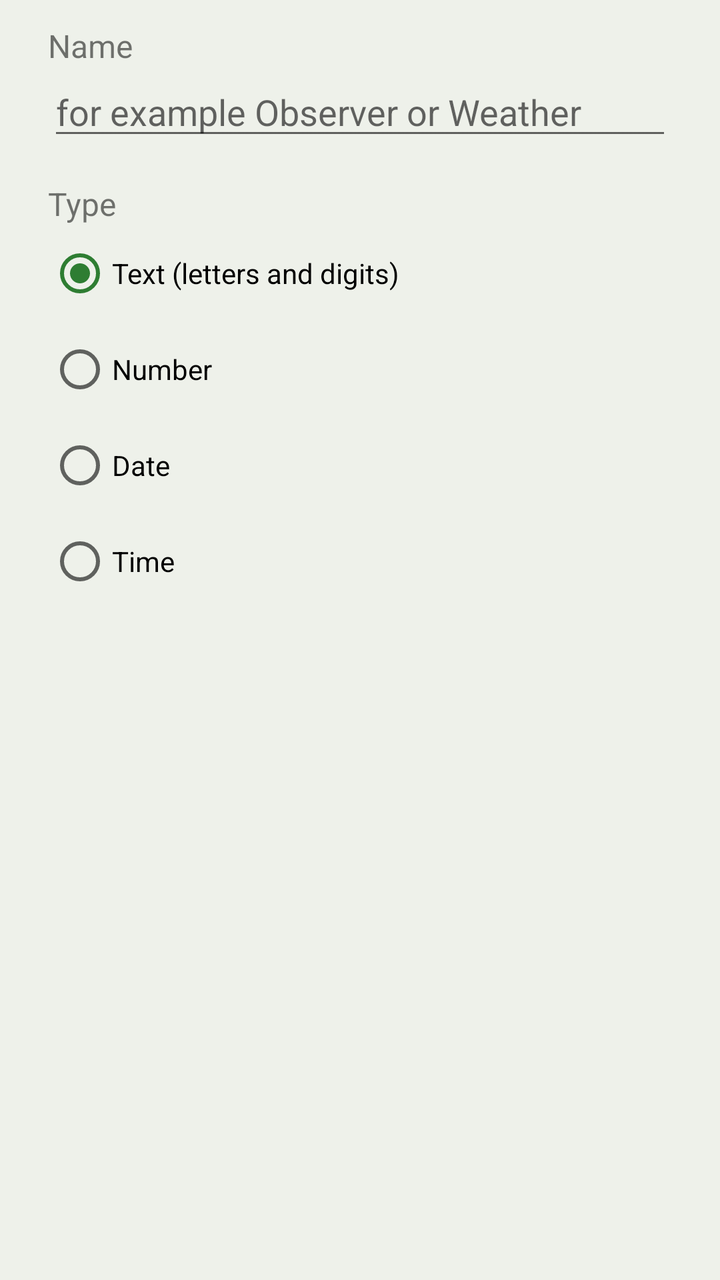
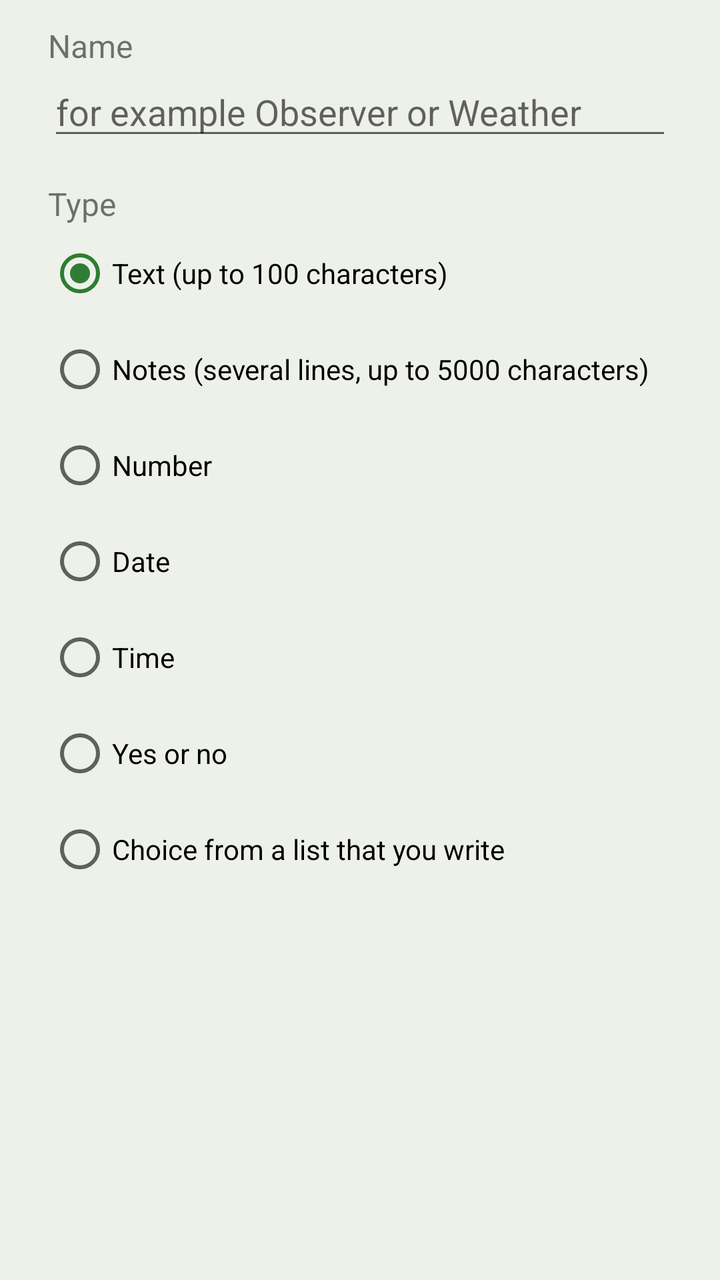

Compare the two renders of this Android layout. The source of the first and the diff that turns it into the second are given below.
<!-- AndroidManifest.xml: application theme AppTheme -->
<!-- res/layout/custom_field_new.xml -->
<?xml version="1.0" encoding="utf-8"?>
<LinearLayout xmlns:android="http://schemas.android.com/apk/res/android"
    xmlns:tools="http://schemas.android.com/tools"
    android:layout_width="match_parent"
    android:layout_height="wrap_content"
    android:orientation="vertical"
    android:paddingStart="24dp"
    android:paddingEnd="24dp"
    android:paddingTop="8dp"
    tools:ignore="LabelFor">

    <TextView style="@style/Body" android:labelFor="@id/custom_new_name" android:text="@string/custom_name_label" />
    <EditText android:id="@+id/custom_new_name" style="@style/Field" android:hint="@string/custom_name_hint"
        android:inputType="textCapSentences" android:importantForAutofill="no" tools:targetApi="o" />

    <TextView style="@style/Body" android:layout_marginTop="16dp" android:text="@string/custom_type_label" />
    <RadioGroup android:id="@+id/custom_new_type" android:layout_width="match_parent"
        android:layout_height="wrap_content" android:checkedButton="@id/custom_type_text">
        <RadioButton android:id="@+id/custom_type_text" android:layout_width="match_parent"
            android:layout_height="48dp" android:tag="text" android:text="@string/custom_type_text" />
        <RadioButton android:id="@+id/custom_type_number" android:layout_width="match_parent"
            android:layout_height="48dp" android:tag="number" android:text="@string/custom_type_number" />
        <RadioButton android:id="@+id/custom_type_date" android:layout_width="match_parent"
            android:layout_height="48dp" android:tag="date" android:text="@string/custom_type_date" />
        <RadioButton android:id="@+id/custom_type_time" android:layout_width="match_parent"
            android:layout_height="48dp" android:tag="time" android:text="@string/custom_type_time" />
    </RadioGroup>
</LinearLayout>
<!-- resources referenced by this layout -->
<resources>
  <string name="custom_name_hint">for example Observer or Weather</string>
  <string name="custom_name_label">Name</string>
  <string name="custom_type_date">Date</string>
  <string name="custom_type_label">Type</string>
  <string name="custom_type_number">Number</string>
  <string name="custom_type_text">Text (letters and digits)</string>
  <string name="custom_type_time">Time</string>
  <style name="Body">
          <item name="android:layout_width">match_parent</item>
          <item name="android:layout_height">wrap_content</item>
          <item name="android:layout_marginTop">4dp</item>
          <item name="android:textSize">16sp</item>
      </style>
  <style name="Field">
          <item name="android:layout_width">match_parent</item>
          <item name="android:layout_height">wrap_content</item>
          <item name="android:singleLine">true</item>
      </style>
  <style name="AppTheme" parent="@android:style/Theme.Material.Light.DarkActionBar">
          <item name="android:colorPrimary">@color/action_bar</item>
          <item name="android:colorPrimaryDark">@color/status_bar</item>
          <item name="android:colorAccent">@color/heading</item>
          <item name="android:windowBackground">@color/window</item>
      </style>
  <color name="action_bar">#FF2E7D32</color>
  <color name="status_bar">#FF1B5E20</color>
  <color name="heading">#FF2E7D32</color>
  <color name="window">#FFEEF1EA</color>
</resources>

<!-- the commit's change to res/layout/custom_field_new.xml (unified diff, before → after) -->
@@ -1,28 +1,47 @@
 <?xml version="1.0" encoding="utf-8"?>
-<LinearLayout xmlns:android="http://schemas.android.com/apk/res/android"
+<ScrollView xmlns:android="http://schemas.android.com/apk/res/android"
     xmlns:tools="http://schemas.android.com/tools"
     android:layout_width="match_parent"
     android:layout_height="wrap_content"
-    android:orientation="vertical"
-    android:paddingStart="24dp"
-    android:paddingEnd="24dp"
-    android:paddingTop="8dp"
     tools:ignore="LabelFor">
 
-    <TextView style="@style/Body" android:labelFor="@id/custom_new_name" android:text="@string/custom_name_label" />
-    <EditText android:id="@+id/custom_new_name" style="@style/Field" android:hint="@string/custom_name_hint"
-        android:inputType="textCapSentences" android:importantForAutofill="no" tools:targetApi="o" />
+    <LinearLayout
+        android:layout_width="match_parent"
+        android:layout_height="wrap_content"
+        android:orientation="vertical"
+        android:paddingStart="24dp"
+        android:paddingEnd="24dp"
+        android:paddingTop="8dp">
 
-    <TextView style="@style/Body" android:layout_marginTop="16dp" android:text="@string/custom_type_label" />
-    <RadioGroup android:id="@+id/custom_new_type" android:layout_width="match_parent"
-        android:layout_height="wrap_content" android:checkedButton="@id/custom_type_text">
-        <RadioButton android:id="@+id/custom_type_text" android:layout_width="match_parent"
-            android:layout_height="48dp" android:tag="text" android:text="@string/custom_type_text" />
-        <RadioButton android:id="@+id/custom_type_number" android:layout_width="match_parent"
-            android:layout_height="48dp" android:tag="number" android:text="@string/custom_type_number" />
-        <RadioButton android:id="@+id/custom_type_date" android:layout_width="match_parent"
-            android:layout_height="48dp" android:tag="date" android:text="@string/custom_type_date" />
-        <RadioButton android:id="@+id/custom_type_time" android:layout_width="match_parent"
-            android:layout_height="48dp" android:tag="time" android:text="@string/custom_type_time" />
-    </RadioGroup>
-</LinearLayout>
+        <TextView style="@style/Body" android:labelFor="@id/custom_new_name" android:text="@string/custom_name_label" />
+        <EditText android:id="@+id/custom_new_name" style="@style/Field" android:hint="@string/custom_name_hint"
+            android:inputType="textCapSentences" android:importantForAutofill="no" tools:targetApi="o" />
+
+        <TextView style="@style/Body" android:layout_marginTop="16dp" android:text="@string/custom_type_label" />
+        <RadioGroup android:id="@+id/custom_new_type" android:layout_width="match_parent"
+            android:layout_height="wrap_content" android:checkedButton="@id/custom_type_text">
+            <RadioButton android:id="@+id/custom_type_text" style="@style/TypeChoice" android:tag="text"
+                android:text="@string/custom_type_text" />
+            <RadioButton android:id="@+id/custom_type_notes" style="@style/TypeChoice" android:tag="notes"
+                android:text="@string/custom_type_notes" />
+            <RadioButton android:id="@+id/custom_type_number" style="@style/TypeChoice" android:tag="number"
+                android:text="@string/custom_type_number" />
+            <RadioButton android:id="@+id/custom_type_date" style="@style/TypeChoice" android:tag="date"
+                android:text="@string/custom_type_date" />
+            <RadioButton android:id="@+id/custom_type_time" style="@style/TypeChoice" android:tag="time"
+                android:text="@string/custom_type_time" />
+            <RadioButton android:id="@+id/custom_type_yes_no" style="@style/TypeChoice" android:tag="yes_no"
+                android:text="@string/custom_type_yes_no" />
+            <RadioButton android:id="@+id/custom_type_choice" style="@style/TypeChoice" android:tag="choice"
+                android:text="@string/custom_type_choice" />
+        </RadioGroup>
+
+        
+        <TextView android:id="@+id/custom_choices_label" style="@style/Body" android:layout_marginTop="8dp"
+            android:labelFor="@id/custom_choices" android:text="@string/custom_choices_label" android:visibility="gone" />
+        <EditText android:id="@+id/custom_choices" android:layout_width="match_parent"
+            android:layout_height="wrap_content" android:gravity="top" android:hint="@string/custom_choices_hint"
+            android:inputType="textMultiLine|textCapSentences" android:minLines="3" android:maxLines="8"
+            android:importantForAutofill="no" android:visibility="gone" tools:targetApi="o" />
+    </LinearLayout>
+</ScrollView>
<!-- resource entries referenced after the edit -->
@@ -1,12 +1,17 @@
 <!-- resources referenced by this layout -->
 <resources>
+  <string name="custom_choices_hint">for example\nsunny\ncloudy\nrain</string>
+  <string name="custom_choices_label">Choices, one per line</string>
   <string name="custom_name_hint">for example Observer or Weather</string>
   <string name="custom_name_label">Name</string>
+  <string name="custom_type_choice">Choice from a list that you write</string>
   <string name="custom_type_date">Date</string>
   <string name="custom_type_label">Type</string>
+  <string name="custom_type_notes">Notes (several lines, up to 5000 characters)</string>
   <string name="custom_type_number">Number</string>
-  <string name="custom_type_text">Text (letters and digits)</string>
+  <string name="custom_type_text">Text (up to 100 characters)</string>
   <string name="custom_type_time">Time</string>
+  <string name="custom_type_yes_no">Yes or no</string>
   <style name="Body">
           <item name="android:layout_width">match_parent</item>
           <item name="android:layout_height">wrap_content</item>
@@ -17,6 +22,11 @@
           <item name="android:layout_width">match_parent</item>
           <item name="android:layout_height">wrap_content</item>
           <item name="android:singleLine">true</item>
+      </style>
+  <style name="TypeChoice">
+          <item name="android:layout_width">match_parent</item>
+          <item name="android:layout_height">wrap_content</item>
+          <item name="android:minHeight">48dp</item>
       </style>
   <style name="AppTheme" parent="@android:style/Theme.Material.Light.DarkActionBar">
           <item name="android:colorPrimary">@color/action_bar</item>
